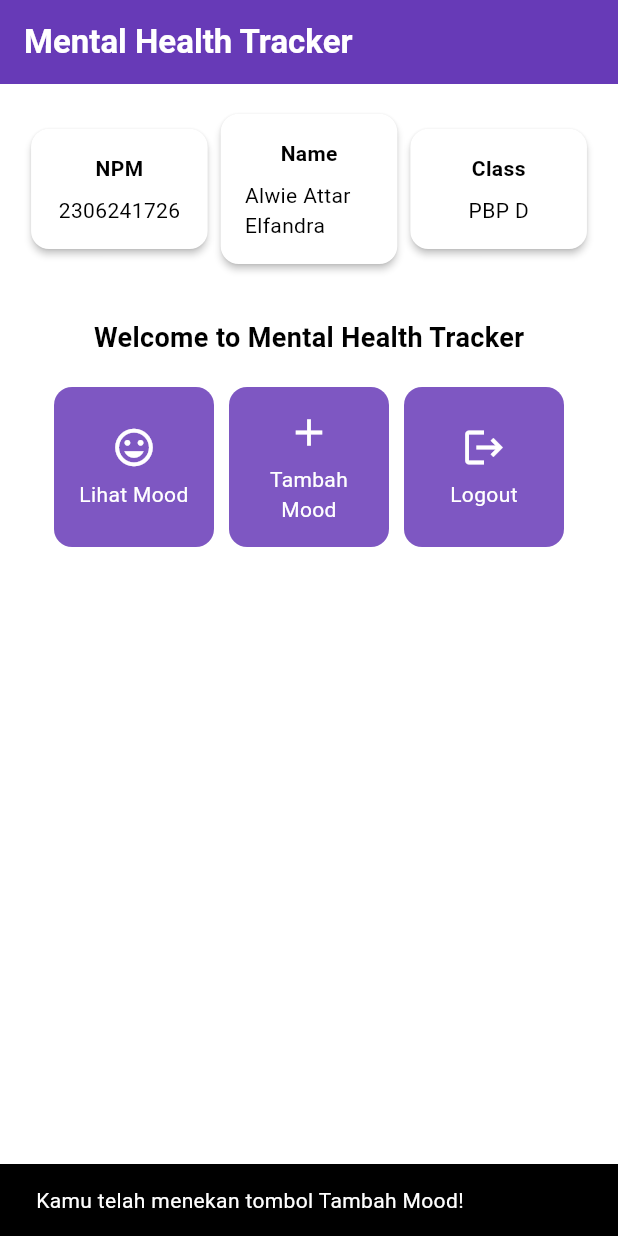
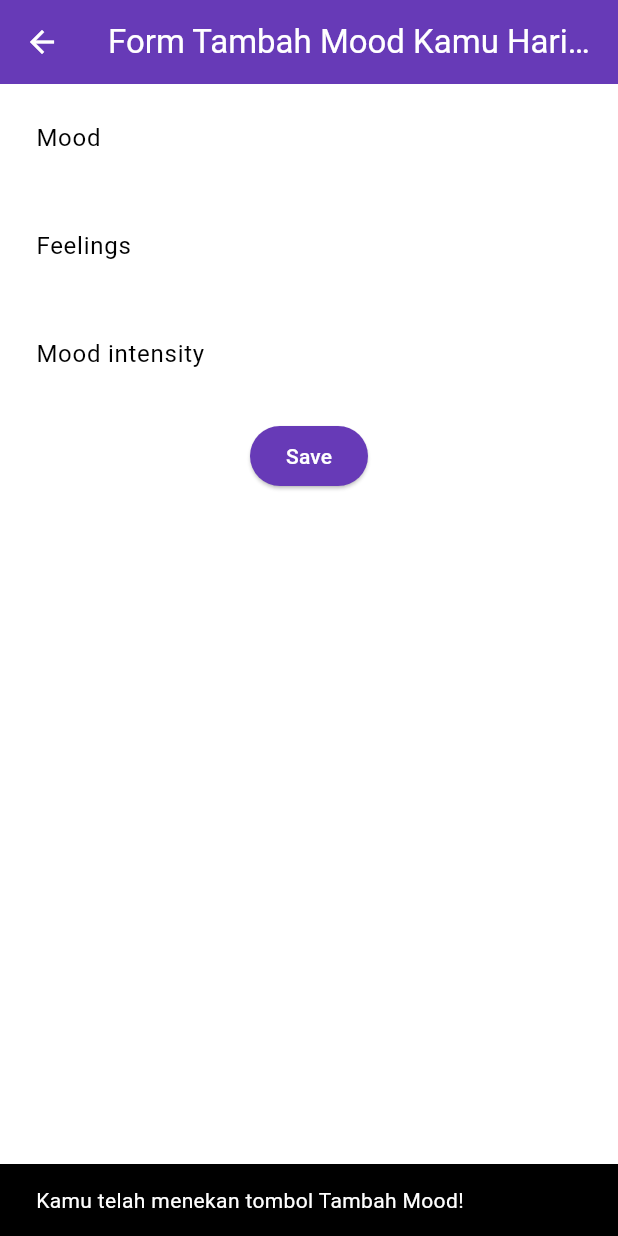
Before and after one commit to viscasa/mental-health-tracker-mobile, a Flutter app: the screen it shows after launch, after a tap on "Tambah Mood", on a phone screen of 412 x 824 dp. Run offline on Flutter 3.47's test engine with Material 3 defaults, Android fonts, the phone set to English and light mode, and no system bars.

Commit message:
tutorial 7 selesai

```diff
--- a/lib/main.dart
+++ b/lib/main.dart
@@ -1,5 +1,5 @@
 import 'package:flutter/material.dart';
-import 'package:mental_health_tracker/menu.dart';
+import 'package:mental_health_tracker/screens/menu.dart';
 
 void main() {
   runApp(const MyApp());
--- a/lib/menu.dart
+++ b/lib/screens/menu.dart
@@ -1,4 +1,6 @@
 import 'package:flutter/material.dart';
+import 'package:mental_health_tracker/widgets/left_drawer.dart';
+import 'package:mental_health_tracker/widgets/mood_card.dart';
 
 class MyHomePage extends StatelessWidget {
   final String npm = '2306241726'; // NPM
@@ -27,7 +29,11 @@ class MyHomePage extends StatelessWidget {
         ),
         // Warna latar belakang AppBar diambil dari skema warna tema aplikasi.
         backgroundColor: Theme.of(context).colorScheme.primary,
+        // Mengganti warna icon drawer menjadi putih
+        iconTheme: const IconThemeData(color: Colors.white),
       ),
+      // Masukkan drawer sebagai parameter nilai drawer dari widget Scaffold
+      drawer: const LeftDrawer(),
       // Body halaman dengan padding di sekelilingnya.
       body: Padding(
         padding: const EdgeInsets.all(16.0),
@@ -123,64 +129,3 @@ class InfoCard extends StatelessWidget {
     );
   }
 }
-
-class ItemHomepage {
-  final String name;
-  final IconData icon;
-
-  ItemHomepage(this.name, this.icon);
-}
-
-class ItemCard extends StatelessWidget {
-  // Menampilkan kartu dengan ikon dan nama.
-
-  final ItemHomepage item;
-
-  const ItemCard(this.item, {super.key});
-
-  @override
-  Widget build(BuildContext context) {
-    return Material(
-      // Menentukan warna latar belakang dari tema aplikasi.
-      color: Theme.of(context).colorScheme.secondary,
-      // Membuat sudut kartu melengkung.
-      borderRadius: BorderRadius.circular(12),
-
-      child: InkWell(
-        // Aksi ketika kartu ditekan.
-        onTap: () {
-          // Menampilkan pesan SnackBar saat kartu ditekan.
-          ScaffoldMessenger.of(context)
-            ..hideCurrentSnackBar()
-            ..showSnackBar(
-                SnackBar(content: Text("Kamu telah menekan tombol ${item.name}!"))
-            );
-        },
-        // Container untuk menyimpan Icon dan Text
-        child: Container(
-          padding: const EdgeInsets.all(8),
-          child: Center(
-            child: Column(
-              // Menyusun ikon dan teks di tengah kartu.
-              mainAxisAlignment: MainAxisAlignment.center,
-              children: [
-                Icon(
-                  item.icon,
-                  color: Colors.white,
-                  size: 30.0,
-                ),
-                const Padding(padding: EdgeInsets.all(3)),
-                Text(
-                  item.name,
-                  textAlign: TextAlign.center,
-                  style: const TextStyle(color: Colors.white),
-                ),
-              ],
-            ),
-          ),
-        ),
-      ),
-    );
-  }
-
-}
--- /dev/null
+++ b/lib/screens/moodentry_form.dart
@@ -0,0 +1,158 @@
+import 'package:flutter/material.dart';
+
+class MoodEntryFormPage extends StatefulWidget {
+  const MoodEntryFormPage({super.key});
+
+  @override
+  State<MoodEntryFormPage> createState() => _MoodEntryFormPageState();
+}
+
+class _MoodEntryFormPageState extends State<MoodEntryFormPage> {
+  final _formKey = GlobalKey<FormState>();
+  String _mood = "";
+	String _feelings = "";
+	int _moodIntensity = 0;
+  @override
+  Widget build(BuildContext context) {
+    return Scaffold(
+      appBar: AppBar(
+        title: const Center(
+          child: Text(
+            'Form Tambah Mood Kamu Hari ini',
+          ),
+        ),
+        backgroundColor: Theme.of(context).colorScheme.primary,
+        foregroundColor: Colors.white,
+      ),
+      body: Form(
+        key: _formKey,
+        child: SingleChildScrollView(
+          child: Column(
+            crossAxisAlignment: CrossAxisAlignment.start,
+            children: [
+              Padding(
+                padding: const EdgeInsets.all(8.0),
+                child: TextFormField(
+                  decoration: InputDecoration(
+                    hintText: "Mood",
+                    labelText: "Mood",
+                    border: OutlineInputBorder(
+                      borderRadius: BorderRadius.circular(5.0),
+                    ),
+                  ),
+                  onChanged: (String? value) {
+                    setState(() {
+                      _mood = value!;
+                    });
+                  },
+                  validator: (String? value) {
+                    if (value == null || value.isEmpty) {
+                      return "Mood tidak boleh kosong!";
+                    }
+                    return null;
+                  },
+                ),
+              ),
+              Padding(
+                padding: const EdgeInsets.all(8.0),
+                child: TextFormField(
+                  decoration: InputDecoration(
+                    hintText: "Feelings",
+                    labelText: "Feelings",
+                    border: OutlineInputBorder(
+                      borderRadius: BorderRadius.circular(5.0),
+                    ),
+                  ),
+                  onChanged: (String? value) {
+                    setState(() {
+                      _feelings = value!;
+                    });
+                  },
+                  validator: (String? value) {
+                    if (value == null || value.isEmpty) {
+                      return "Feelings tidak boleh kosong!";
+                    }
+                    return null;
+                  },
+                ),
+              ),
+              Padding(
+                padding: const EdgeInsets.all(8.0),
+                child: TextFormField(
+                  decoration: InputDecoration(
+                    hintText: "Mood intensity",
+                    labelText: "Mood intensity",
+                    border: OutlineInputBorder(
+                      borderRadius: BorderRadius.circular(5.0),
+                    ),
+                  ),
+                  onChanged: (String? value) {
+                    setState(() {
+                      _moodIntensity = int.tryParse(value!) ?? 0;
+                    });
+                  },
+                  validator: (String? value) {
+                    if (value == null || value.isEmpty) {
+                      return "Mood intensity tidak boleh kosong!";
+                    }
+                    if (int.tryParse(value) == null) {
+                      return "Mood intensity harus berupa angka!";
+                    }
+                    return null;
+                  },
+                ),
+              ),
+              Align(
+                alignment: Alignment.bottomCenter,
+                child: Padding(
+                  padding: const EdgeInsets.all(8.0),
+                  child: ElevatedButton(
+                    style: ButtonStyle(
+                      backgroundColor: MaterialStateProperty.all(
+                          Theme.of(context).colorScheme.primary),
+                    ),
+                    onPressed: () {
+                      if (_formKey.currentState!.validate()) {
+                        showDialog(
+                          context: context,
+                          builder: (context) {
+                            return AlertDialog(
+                              title: const Text('Mood berhasil tersimpan'),
+                              content: SingleChildScrollView(
+                                child: Column(
+                                  crossAxisAlignment: CrossAxisAlignment.start,
+                                  children: [
+                                    Text('Mood: $_mood'),
+                                    Text('Feeling: $_feelings'),
+                                    Text('Mood Intensity: $_moodIntensity'),
+                                  ],
+                                ),
+                              ),
+                              actions: [
+                                TextButton(
+                                  child: const Text('OK'),
+                                  onPressed: () {
+                                    Navigator.pop(context);
+                                    _formKey.currentState!.reset();
+                                  },
+                                ),
+                              ],
+                            );
+                          },
+                        );
+                      }
+                    },
+                    child: const Text(
+                      "Save",
+                      style: TextStyle(color: Colors.white),
+                    ),
+                  ),
+                ),
+              ),
+            ],
+          ),
+        ),
+      ),
+    );
+  }
+}
--- /dev/null
+++ b/lib/widgets/left_drawer.dart
@@ -0,0 +1,68 @@
+import 'package:flutter/material.dart';
+import 'package:mental_health_tracker/screens/menu.dart';
+import 'package:mental_health_tracker/screens/moodentry_form.dart';
+
+class LeftDrawer extends StatelessWidget {
+  const LeftDrawer({super.key});
+
+  @override
+  Widget build(BuildContext context) {
+    return Drawer(
+      child: ListView(
+        children: [
+          DrawerHeader(
+                decoration: BoxDecoration(
+                  color: Theme.of(context).colorScheme.primary,
+                ),
+                child: const Column(
+                  children: [
+                    Text(
+                      'Mental Health Tracker',
+                      textAlign: TextAlign.center,
+                      style: TextStyle(
+                        fontSize: 24,
+                        fontWeight: FontWeight.bold,
+                        color: Colors.white,
+                      ),
+                    ),
+                    Padding(padding: EdgeInsets.all(8)),
+                    Text(
+                      "Ayo jaga kesehatan mentalmu setiap hari disini!",
+                      style: TextStyle(
+                        fontSize: 15,
+                        fontWeight: FontWeight.normal,
+                        color: Colors.white,
+                      ),
+                    ),
+                  ],
+                ),
+          ),
+              ListTile(
+                leading: const Icon(Icons.home_outlined),
+                title: const Text('Halaman Utama'),
+                // Bagian redirection ke MyHomePage
+                onTap: () {
+                  Navigator.pushReplacement(
+                      context,
+                      MaterialPageRoute(
+                        builder: (context) => MyHomePage(),
+                      ));
+                },
+              ),
+              ListTile(
+                leading: const Icon(Icons.mood),
+                title: const Text('Tambah Mood'),
+                // Bagian redirection ke MoodEntryFormPage
+                onTap: () {
+                  Navigator.push(
+                      context,
+                      MaterialPageRoute(
+                        builder: (context) => MoodEntryFormPage(),
+                      ));
+                },
+              ),
+        ],
+      ),
+    );
+  }
+}
--- /dev/null
+++ b/lib/widgets/mood_card.dart
@@ -0,0 +1,71 @@
+import 'package:flutter/material.dart';
+import 'package:mental_health_tracker/screens/moodentry_form.dart';
+
+class ItemHomepage {
+  final String name;
+  final IconData icon;
+
+  ItemHomepage(this.name, this.icon);
+}
+
+class ItemCard extends StatelessWidget {
+  // Menampilkan kartu dengan ikon dan nama.
+
+  final ItemHomepage item;
+
+  const ItemCard(this.item, {super.key});
+
+  @override
+  Widget build(BuildContext context) {
+    return Material(
+      // Menentukan warna latar belakang dari tema aplikasi.
+      color: Theme.of(context).colorScheme.secondary,
+      // Membuat sudut kartu melengkung.
+      borderRadius: BorderRadius.circular(12),
+
+      child: InkWell(
+        // Area responsif terhadap sentuhan
+        onTap: () {
+          // Memunculkan SnackBar ketika diklik
+          ScaffoldMessenger.of(context)
+            ..hideCurrentSnackBar()
+            ..showSnackBar(SnackBar(
+                content: Text("Kamu telah menekan tombol ${item.name}!")));
+
+          // Navigate ke route yang sesuai (tergantung jenis tombol)
+          if (item.name == "Tambah Mood") {
+            Navigator.push(
+                context,
+                MaterialPageRoute(
+                  builder: (context) => MoodEntryFormPage(),
+                ));
+          }
+        },
+        // Container untuk menyimpan Icon dan Text
+        child: Container(
+          padding: const EdgeInsets.all(8),
+          child: Center(
+            child: Column(
+              // Menyusun ikon dan teks di tengah kartu.
+              mainAxisAlignment: MainAxisAlignment.center,
+              children: [
+                Icon(
+                  item.icon,
+                  color: Colors.white,
+                  size: 30.0,
+                ),
+                const Padding(padding: EdgeInsets.all(3)),
+                Text(
+                  item.name,
+                  textAlign: TextAlign.center,
+                  style: const TextStyle(color: Colors.white),
+                ),
+              ],
+            ),
+          ),
+        ),
+      ),
+    );
+  }
+
+}
```
Also changed, not shown: form_sample/analysis_options.yaml (added, +28 -0 lines), form_sample/lib/main.dart (added, +66 -0 lines), form_sample/pubspec.yaml (added, +90 -0 lines), form_sample/pubspec.lock (added), 123 other files.
